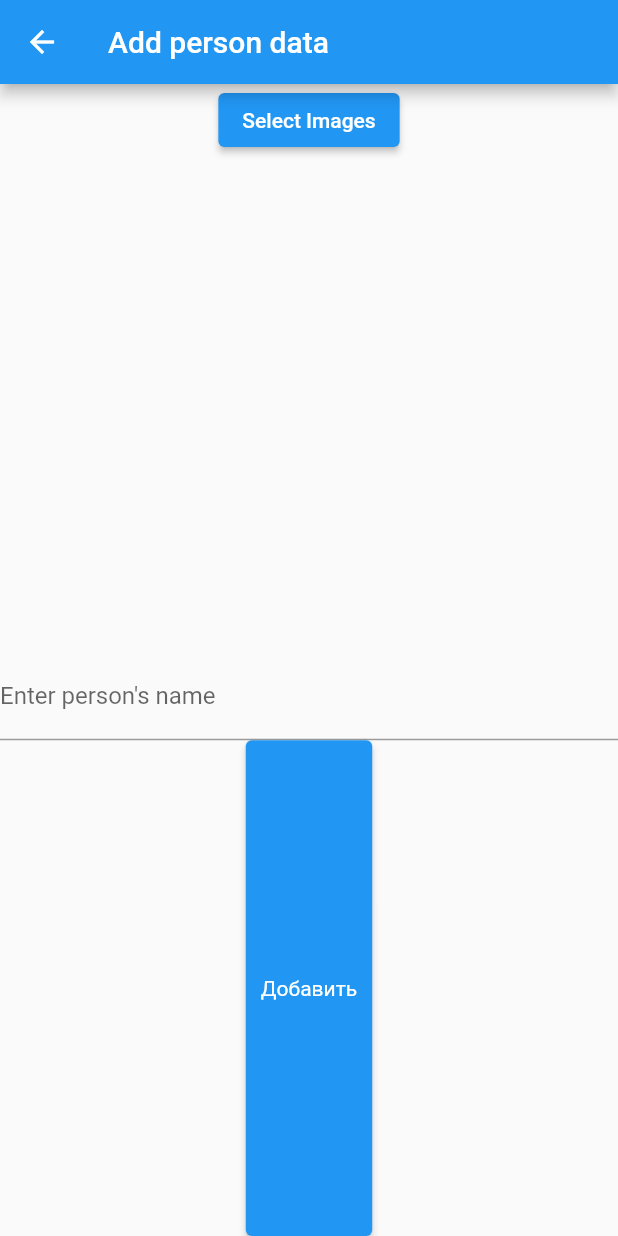
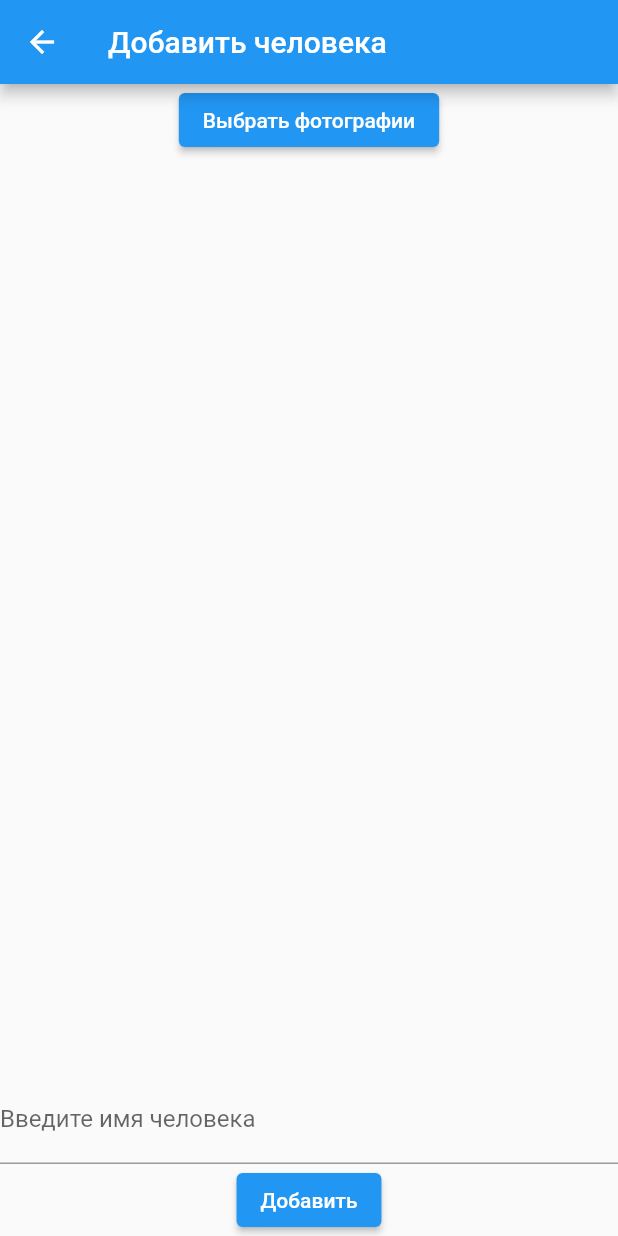
Before and after one commit to DbnStr/Remote-Camera-Vision, a Flutter app: the AddPersonScreen screen opened directly, after a tap on "Добавить", on a phone screen of 412 x 824 dp. Run offline on Flutter 3.47's test engine with Material 2 defaults, Android fonts, the phone set to English and light mode, and no system bars; our stand-ins replace image_picker; missing offline and left inert: mqtt_client; project files that could hold a hidden picture were left out.

Commit message:
change names to rus, button size, send addPerson message

```diff
--- a/rcv_mobile_app/lib/screens/add_person_screen.dart
+++ b/rcv_mobile_app/lib/screens/add_person_screen.dart
@@ -52,14 +52,14 @@ class AddPersonScreenState extends State<AddPersonScreen> {
   Widget build(BuildContext context) {
     return Scaffold(
       appBar: AppBar(
-          title: const Text("Add person data")),
+          title: const Text("Добавить человека")),
       body: Column(
         children: <Widget>[
               ElevatedButton(
                 onPressed: () {
                   selectImages();
                 },
-                child: Text('Select Images'),
+                child: Text('Выбрать фотографии'),
               ),
               Expanded(
                 child: Padding(
@@ -78,14 +78,14 @@ class AddPersonScreenState extends State<AddPersonScreen> {
             TextField(
               decoration: InputDecoration(
                 border: UnderlineInputBorder(),
-                labelText: 'Enter person\'s name',
+                labelText: 'Введите имя человека',
               ),
               controller: nameController,
           ),
-          Expanded(child: ElevatedButton(
+          ElevatedButton(
             child: Text('Добавить'),
             onPressed: () {
-              mqtt.publishNotificationPerson(Text(nameController.text), imageFileList);
+              mqtt.publishNotificationPerson(nameController.text, imageFileList);
             //   Navigator.push(context, MaterialPageRoute(builder: (context) {
             //     // mqttBrowserManager.publishMessage(
             //     //     pubTopic, "Increment button pushed ${_counter.toString()} times.");
@@ -94,12 +94,7 @@ class AddPersonScreenState extends State<AddPersonScreen> {
             //         child:  CameraScreen(index: index, cameraName: _cameras[index].name));
             //   }));
             },
-            style: ButtonStyle(
-                padding: MaterialStateProperty.all(EdgeInsets.all(10)),
-                minimumSize: MaterialStateProperty.all(Size(50, 20)),
-                maximumSize: MaterialStateProperty.all(Size(100, 20)),
-                textStyle: MaterialStateProperty.all(TextStyle(fontSize: 14))),
-          )),
+          ),
         ],
       ),
     );
--- a/rcv_mobile_app/lib/services/MQTT.dart
+++ b/rcv_mobile_app/lib/services/MQTT.dart
@@ -178,29 +178,31 @@ class MQTT {
     builder.clear();
   }
 
-  // Тест публикации уведомления о том, что кто-то пришел
+  // Тест публикации уведомления о добавлении нового человека
   Future<void> publishNotificationPerson(personName, personPhoto) async {
     final builder = MqttClientPayloadBuilder();
 
     String dateTime = DateTime.now().toString();
-    String path = 'assets/images/sample2.jpg';
-    final image = await rootBundle.load(path);
-    Uint8List imageBytes = image.buffer.asUint8List(image.offsetInBytes, image.lengthInBytes);
-    String imageString = base64.encode(imageBytes);
+    var photos = [];
+    for (var photo in personPhoto) {
+      List<int> imageBytes = await photo.readAsBytes();
+      String imageString = base64.encode(imageBytes);
+      photos.add(imageString);
+    }
 
-    // builder.addString(
-    //     json.encode(
-    //         {
-    //           "name": personName,
-    //           "photos": personPhoto,
-    //           "time": dateTime,
-    //         }
-    //     )
-    // );
+    builder.addString(
+        json.encode(
+            {
+              "name": personName,
+              "photos": photos,
+              "time": dateTime,
+            }
+        )
+    );
 
 
     _client.publishMessage(
-        Constants.RECOGNITION_TOPIC_NAME, MqttQos.exactlyOnce, builder.payload!);
+        Constants.NEW_PERSON_TOPIC_NAME, MqttQos.exactlyOnce, builder.payload!);
 
     log("MQTT :: publish success");
 
```
